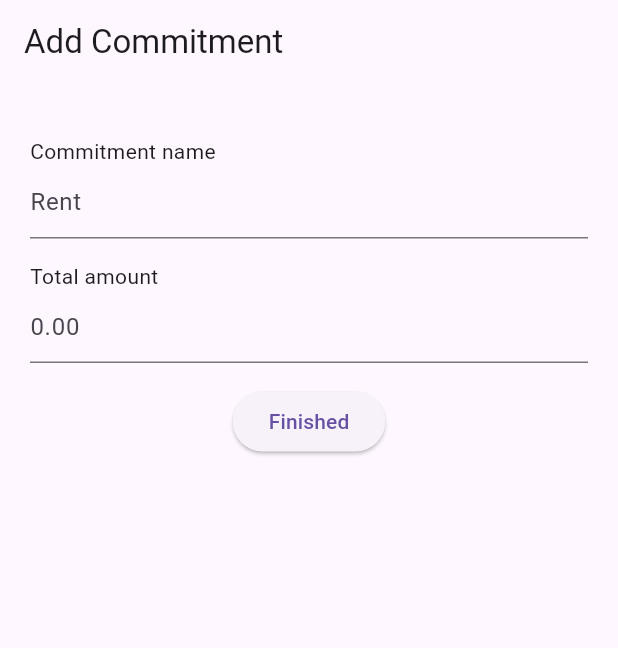
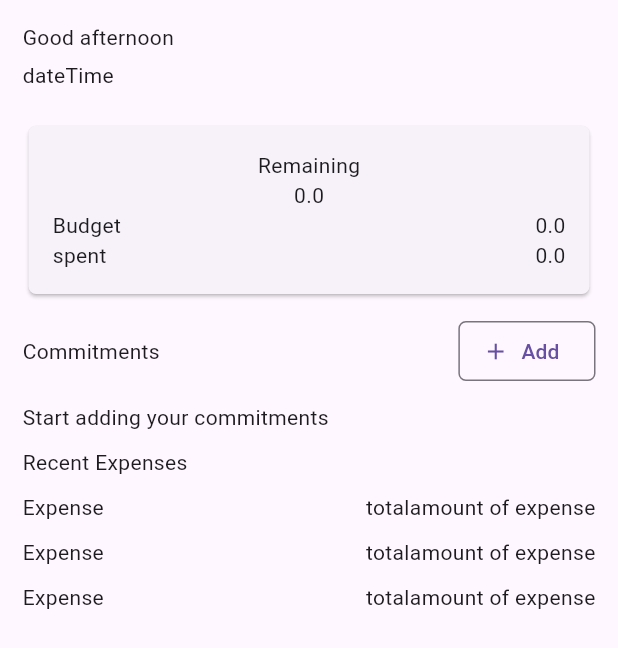
Before and after one commit to YousefIbraheem2003/money_tracker_app, a Flutter app: the screen it shows after launch, on a phone screen of 412 x 824 dp. Shown: the top 648 px of the screen. Run offline on Flutter 3.47's test engine with Material 3 defaults, Android fonts, the phone set to English and light mode, and no system bars; our stand-ins replace flutter_riverpod, shared_preferences.

Commit message:
add the dash board screen

```diff
--- /dev/null
+++ b/lib/features/dash_doard/presentation/dash_board_screen.dart
@@ -0,0 +1,211 @@
+import 'package:flutter/material.dart';
+import 'package:flutter_riverpod/flutter_riverpod.dart';
+import 'package:simple_money_tracker/core/providers/fixed_commitments_provider.dart';
+import 'package:simple_money_tracker/features/detailed_expenses_Screen/detailed_expenses_screen.dart';
+import 'package:simple_money_tracker/features/fixed_commitment/presentation/add_commitment_screen.dart';
+
+class DashBoardScreen extends ConsumerWidget {
+  const DashBoardScreen({super.key});
+
+  @override
+  Widget build(BuildContext context, WidgetRef ref) {
+    final commitment = ref.watch(fixedCommitmentProvider);
+
+    double calculateTotalAmountOfMoney() {
+      double totalAmount = 0;
+      for (int i = 0; i < commitment.length; i++) {
+        totalAmount = commitment[i].amount + totalAmount;
+      }
+      return totalAmount;
+    }
+
+    double calculateTotalAmountOfSpentMoney() {
+      double totalAmountOfMoney = 0;
+      for (int i = 0; i < commitment.length; i++) {
+        for (int j = 0; j < commitment[i].expenses.length; j++) {
+          totalAmountOfMoney =
+              commitment[i].expenses[j].amount + totalAmountOfMoney;
+        }
+      }
+      print('totalAmountOfSpentMoney:$totalAmountOfMoney ');
+      return totalAmountOfMoney;
+    }
+
+    double calculateThePercentageOfTheIndicator(
+      double theSpentAmount,
+      double totalAmount,
+    ) {
+      if (totalAmount == 0) {
+        return 0;
+      }
+
+      final double thePercentage = theSpentAmount / totalAmount;
+      print('the percentage $thePercentage');
+      print('the total Amount: $totalAmount');
+      print('the spent AMOUNT $theSpentAmount');
+
+      return thePercentage;
+    }
+
+    double totalExpensesInEveryCommitment(int index) {
+      double totalAmountOfMoney = 0;
+      for (int i = 0; i < commitment[index].expenses.length; i++) {
+        totalAmountOfMoney =
+            commitment[index].expenses[i].amount + totalAmountOfMoney;
+      }
+      return totalAmountOfMoney;
+    }
+
+    return Scaffold(
+      body: SafeArea(
+        child: SingleChildScrollView(
+          child: Padding(
+            padding: const EdgeInsets.all(15.0),
+            child: Column(
+              crossAxisAlignment: CrossAxisAlignment.start,
+              children: [
+                Text('Good afternoon'),
+                SizedBox(height: 5),
+                Text('dateTime'),
+                SizedBox(height: 20),
+
+                Card(
+                  shape: RoundedRectangleBorder(
+                    borderRadius: BorderRadius.circular(5),
+                  ),
+                  child: Padding(
+                    padding: const EdgeInsets.all(16),
+                    child: Column(
+                      children: [
+                        Text('Remaining'),
+                        Text(
+                          '${calculateTotalAmountOfMoney() - calculateTotalAmountOfSpentMoney()}',
+                        ),
+                        Row(
+                          mainAxisAlignment: MainAxisAlignment.spaceBetween,
+                          children: [
+                            const Text('Budget'),
+                            Text('${calculateTotalAmountOfMoney()}'),
+                          ],
+                        ),
+                        Row(
+                          mainAxisAlignment: MainAxisAlignment.spaceBetween,
+                          children: [
+                            Text('spent'),
+                            Text('${calculateTotalAmountOfSpentMoney()}'),
+                          ],
+                        ),
+                      ],
+                    ),
+                  ),
+                ),
+                SizedBox(height: 10),
+                Row(
+                  mainAxisAlignment: MainAxisAlignment.spaceBetween,
+                  children: [
+                    Text('Commitments'),
+                    OutlinedButton.icon(
+                      onPressed: () {
+                        Navigator.push(
+                          context,
+                          MaterialPageRoute(
+                            builder: (context) => const AddCommitment(),
+                          ),
+                        );
+                      },
+                      icon: const Icon(Icons.add),
+                      label: const Text('Add'),
+                      style: OutlinedButton.styleFrom(
+                        shape: RoundedRectangleBorder(
+                          borderRadius: BorderRadius.circular(5),
+                        ),
+                      ),
+                    ),
+                  ],
+                ),
+                SizedBox(height: 10),
+                commitment.isEmpty
+                    ? Text('Start adding your commitments')
+                    : SizedBox(
+                        height: 400,
+                        child: ListView.builder(
+                          itemCount: commitment.length,
+                          itemBuilder: (context, index) {
+                            final percentage =
+                                calculateThePercentageOfTheIndicator(
+                                  totalExpensesInEveryCommitment(index),
+                                  commitment[index].amount,
+                                );
+                            print('percentage: $percentage of index $index');
+                            return Card(
+                              child: InkWell(
+                                onTap: () {
+                                  Navigator.push(
+                                    context,
+                                    MaterialPageRoute(
+                                      builder: (context) =>
+                                          DetailedExpensesScreen(index: index),
+                                    ),
+                                  );
+                                },
+                                child: Column(
+                                  children: [
+                                    Padding(
+                                      padding: const EdgeInsets.all(8.0),
+                                      child: Row(
+                                        mainAxisAlignment:
+                                            MainAxisAlignment.spaceBetween,
+                                        children: [
+                                          Text(commitment[index].description),
+                                          Text('${commitment[index].amount}'),
+                                        ],
+                                      ),
+                                    ),
+                                    Padding(
+                                      padding: const EdgeInsets.all(8.0),
+                                      child: Row(
+                                        children: [
+                                          Expanded(
+                                            child: LinearProgressIndicator(
+                                              value: percentage,
+                                            ),
+                                          ),
+                                          SizedBox(width: 30),
+                                          Text(
+                                            '${(percentage * 100).toStringAsFixed(0)}%',
+                                          ),
+                                        ],
+                                      ),
+                                    ),
+                                  ],
+                                ),
+                              ),
+                            );
+                          },
+                        ),
+                      ),
+                SizedBox(height: 10),
+                Text('Recent Expenses'),
+                SizedBox(height: 10),
+                Column(
+                  children: List.generate(3, (index) {
+                    return Padding(
+                      padding: const EdgeInsets.only(bottom: 10),
+                      child: Row(
+                        mainAxisAlignment: MainAxisAlignment.spaceBetween,
+                        children: [
+                          Text('Expense'),
+                          Text('totalamount of expense'),
+                        ],
+                      ),
+                    );
+                  }),
+                ),
+              ],
+            ),
+          ),
+        ),
+      ),
+    );
+  }
+}
--- a/lib/main.dart
+++ b/lib/main.dart
@@ -1,5 +1,6 @@
 import 'package:flutter/material.dart';
 import 'package:flutter_riverpod/flutter_riverpod.dart';
+import 'package:simple_money_tracker/features/dash_doard/presentation/dash_board_screen.dart';
 import 'package:simple_money_tracker/features/fixed_commitment/presentation/add_commitment_screen.dart';
 
 void main() {
@@ -13,7 +14,7 @@ class SimpleMoneyTracker extends StatelessWidget {
   Widget build(BuildContext context) {
     return MaterialApp(
       debugShowCheckedModeBanner: false,
-      home: AddCommitment(),
+      home: DashBoardScreen(),
     );
   }
 }
```
